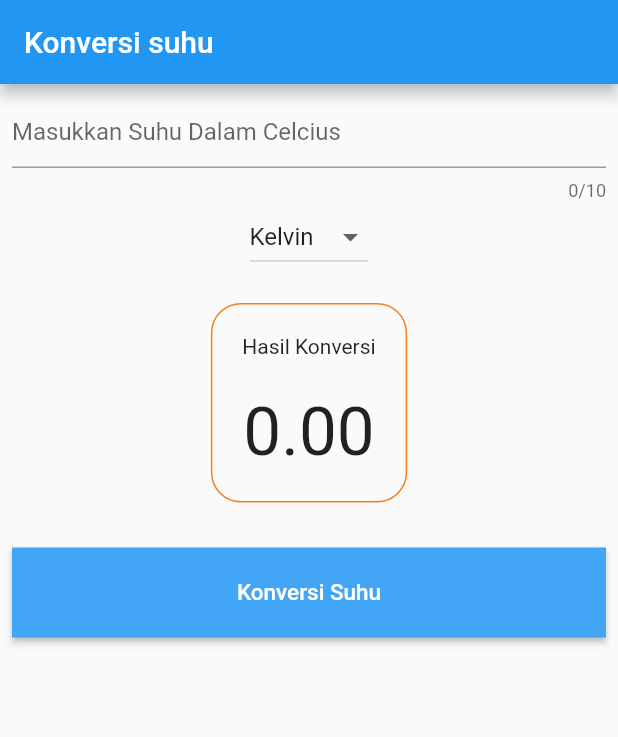
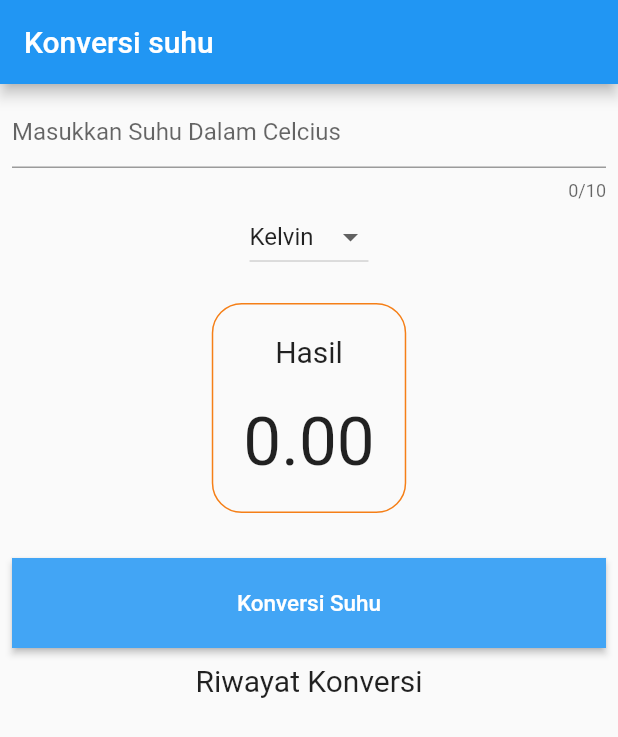
Before and after one commit to dhikaainul/konversi-suhu-v2, a Flutter app: the screen it shows after launch, after a tap on "Konversi Suhu", on a phone screen of 412 x 824 dp. Shown: the top 737 px of the screen. Run offline on Flutter 3.47's test engine with Material 2 defaults, Android fonts, the phone set to English and light mode, and no system bars; Roboto replaces fonts that are missing (Raleway).

Commit message:
change konversi set state and extract widget

```diff
--- a/statefull_widget_project/lib/main.dart
+++ b/statefull_widget_project/lib/main.dart
@@ -24,11 +24,32 @@ class _MyAppState extends State<MyApp> {
 
   konversi() {
     setState(() {
+      print(listViewItem.length);
       inputUser = double.parse(myController.text);
-      if (selectedDropdown == "Kelvin")
+      if (selectedDropdown == "Kelvin") {
         result = inputUser + 273;
-      else
-        result = (4 / 5) * inputUser;
+        listViewItem.add("$selectedDropdown" + " : " + "$result");
+      } else if (selectedDropdown == "Reamur") {
+        result = inputUser * 4 / 5;
+        listViewItem.add("$selectedDropdown" + " : " + "$result");
+      }
+      // switch (selectedDropdown) {
+      //   case "Kelvin":
+      //     {
+      //       // statements;
+      //       result = inputUser + 273;
+      //       listViewItem.add("$selectedDropdown" + " : " + "$result");
+      //     }
+      //     break;
+
+      //   case "Reamur":
+      //     {
+      //       //statements;
+      //       result = inputUser * 4 / 5;
+      //       listViewItem.add("$selectedDropdown" + " : " + "$result");
+      //     }
+      //     break;
+      // }
     });
   }
 
@@ -102,10 +123,18 @@ class _MyAppState extends State<MyApp> {
               Buttonkonverter(
                 konversi: konversi,
               ),
+              Container(
+                padding: EdgeInsets.all(10),
+                child: Text(
+                  "Riwayat Konversi",
+                  style: TextStyle(fontSize: 20),
+                ),
+              ),
               Expanded(
                 child: ListView(
                   children: listViewItem.map((String value) {
                     return Container(
+                      margin: EdgeInsets.all(15),
                       child: Text(value),
                     );
                   }).toList(),
--- a/statefull_widget_project/lib/titlenhasilsuhu.dart
+++ b/statefull_widget_project/lib/titlenhasilsuhu.dart
@@ -19,7 +19,10 @@ class Titlenhasilsuhu extends StatelessWidget {
       child: Column(
         crossAxisAlignment: CrossAxisAlignment.center,
         children: [
-          Text("Hasil Konversi"),
+          Text(
+            "Hasil",
+            style: TextStyle(fontSize: 20),
+          ),
           SizedBox(height: 22),
           Text(result.toStringAsFixed(2), style: TextStyle(fontSize: 45))
         ],
```
